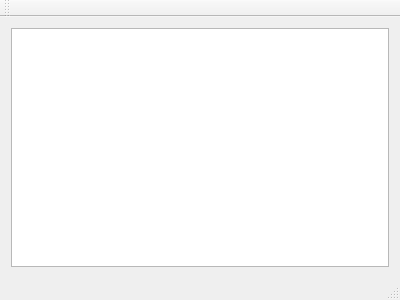
First picture: the form in Implementacion en Qt/mainwindow.ui, repository SantiagoCaceres/ProyectoFinalAdventure, before the edit.
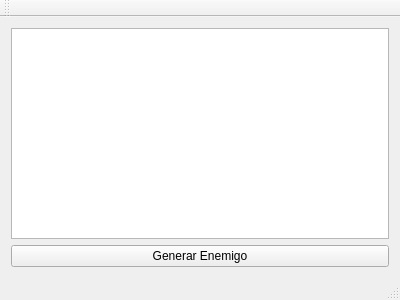
Second picture: the form after the edit.

Commit message: Se agrego un boton para generar un enemigo

What changed in the file:
```diff
--- a/Implementacion en Qt/mainwindow.ui
+++ b/Implementacion en Qt/mainwindow.ui
@@ -18,6 +18,13 @@
     <item row="0" column="0">
      <widget class="QGraphicsView" name="graphicsView"/>
     </item>
+    <item row="1" column="0">
+     <widget class="QPushButton" name="pushButton">
+      <property name="text">
+       <string>Generar Enemigo</string>
+      </property>
+     </widget>
+    </item>
    </layout>
   </widget>
   <widget class="QMenuBar" name="menuBar">
```
The commit also changes 3 other files.
